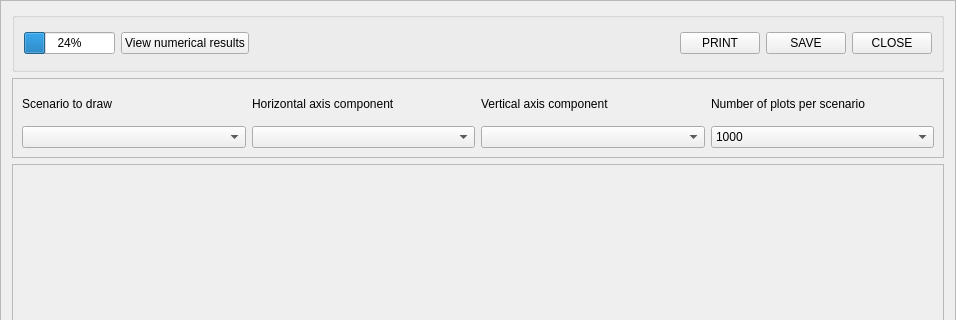
Qt form python_interface/uis/drawScenarioFrame.ui (cbgp/diyabc) before a commit; both pictures show x 0 to 956 and y 0 to 320 of the 956 by 660 pixel window.
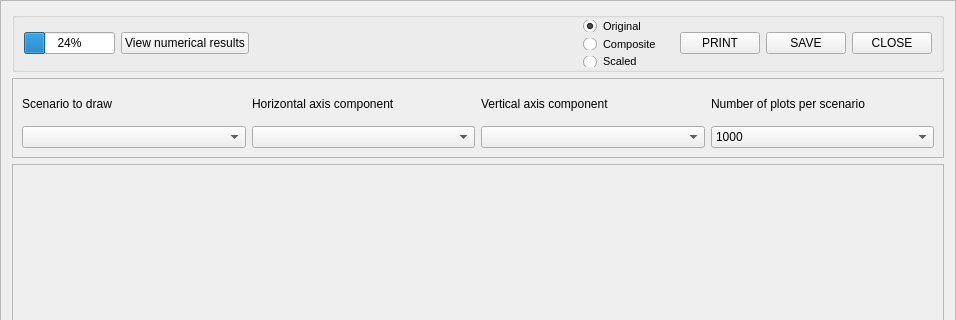
The same form after that commit.

Commit message: choice of param (scale) pris en compte pour estimation

```diff
--- a/python_interface/uis/drawScenarioFrame.ui
+++ b/python_interface/uis/drawScenarioFrame.ui
@@ -44,6 +44,12 @@
       <string/>
      </property>
      <layout class="QHBoxLayout" name="horizontalLayout">
+      <property name="topMargin">
+       <number>2</number>
+      </property>
+      <property name="bottomMargin">
+       <number>2</number>
+      </property>
       <item>
        <widget class="QProgressBar" name="ACProgress">
         <property name="value">
@@ -92,12 +98,81 @@
         </property>
         <property name="sizeHint" stdset="0">
          <size>
-          <width>480</width>
+          <width>400</width>
           <height>20</height>
          </size>
         </property>
        </spacer>
       </item>
+      <item>
+       <widget class="QFrame" name="parameterChoiceFrame">
+        <property name="minimumSize">
+         <size>
+          <width>100</width>
+          <height>0</height>
+         </size>
+        </property>
+        <property name="maximumSize">
+         <size>
+          <width>100</width>
+          <height>16777215</height>
+         </size>
+        </property>
+        <property name="frameShape">
+         <enum>QFrame::NoFrame</enum>
+        </property>
+        <property name="frameShadow">
+         <enum>QFrame::Raised</enum>
+        </property>
+        <layout class="QVBoxLayout" name="verticalLayout_5">
+         <property name="topMargin">
+          <number>0</number>
+         </property>
+         <property name="bottomMargin">
+          <number>0</number>
+         </property>
+         <item>
+          <widget class="QRadioButton" name="oRadio">
+           <property name="font">
+            <font>
+             <pointsize>8</pointsize>
+            </font>
+           </property>
+           <property name="text">
+            <string>Original</string>
+           </property>
+           <property name="checked">
+            <bool>true</bool>
+           </property>
+          </widget>
+         </item>
+         <item>
+          <widget class="QRadioButton" name="cRadio">
+           <property name="font">
+            <font>
+             <pointsize>8</pointsize>
+            </font>
+           </property>
+           <property name="text">
+            <string>Composite</string>
+           </property>
+          </widget>
+         </item>
+         <item>
+          <widget class="QRadioButton" name="sRadio">
+           <property name="font">
+            <font>
+             <pointsize>8</pointsize>
+            </font>
+           </property>
+           <property name="text">
+            <string>Scaled</string>
+           </property>
+          </widget>
+         </item>
+        </layout>
+       </widget>
+      </item>
       <item>
        <widget class="QPushButton" name="printButton">
         <property name="text">
```
The commit also changes 11 other files.
